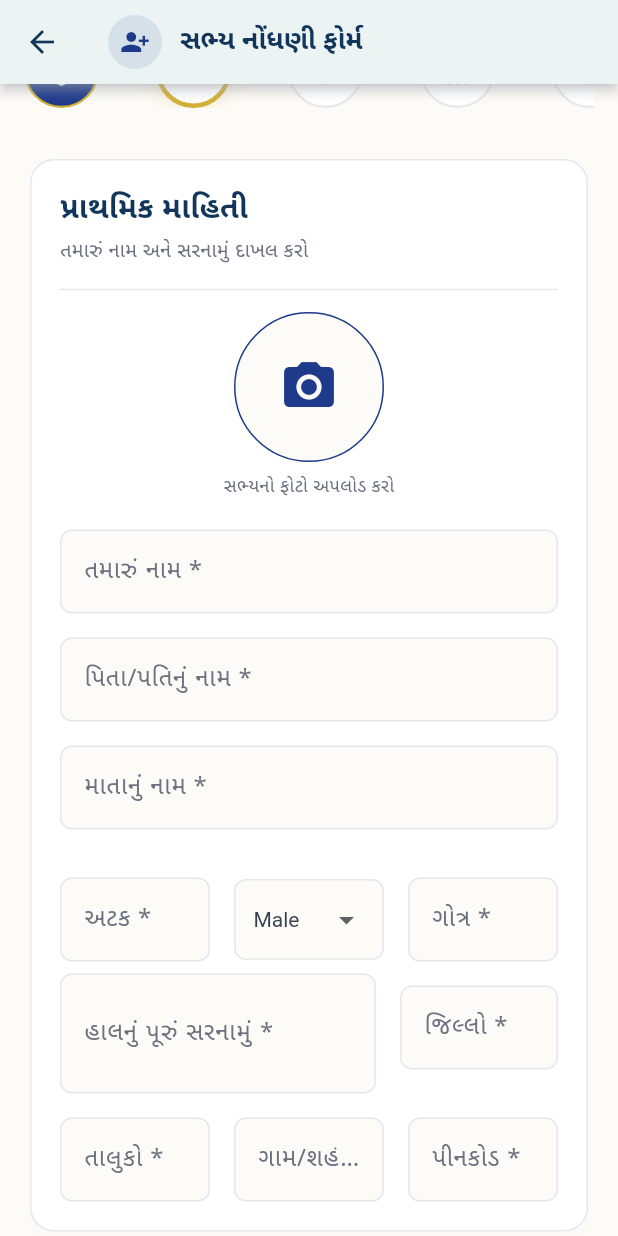
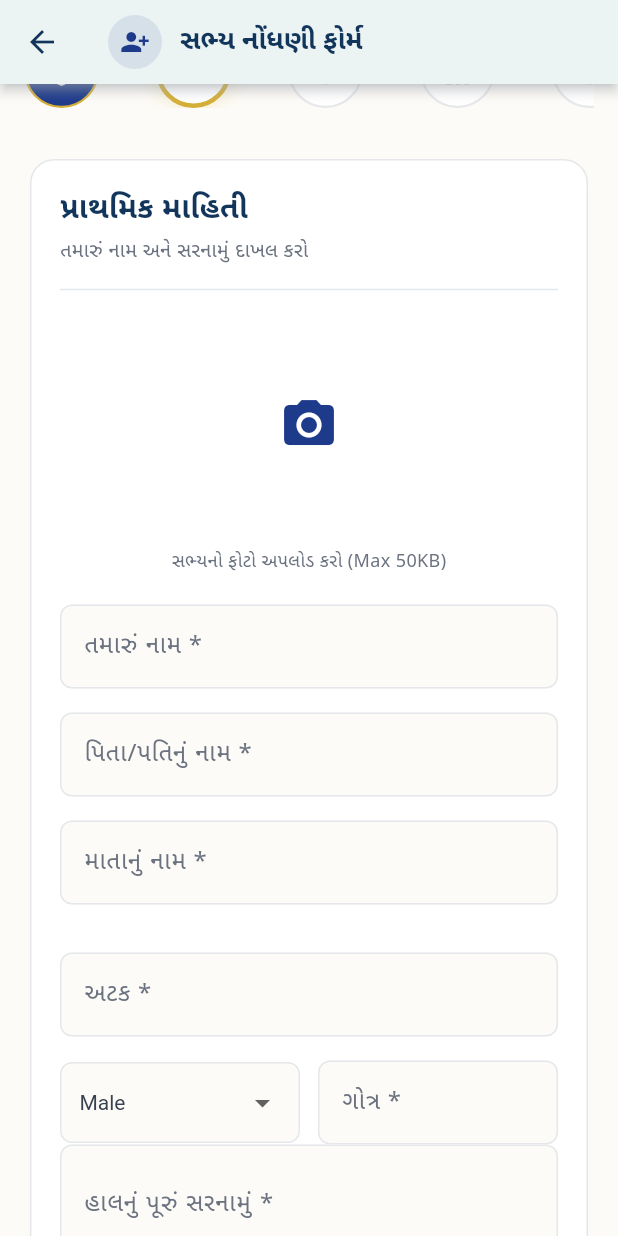
Before and after one commit to Parth-Dattani/RajyaPurohit, a Flutter app: the RegistrationStepperScreen screen opened by its route, scrolled down 54 dp, after a tap on "આગળ વધો", on a phone screen of 412 x 824 dp. Run offline on Flutter 3.47's test engine with Material 3 defaults, Android fonts, the phone set to English and light mode, and no system bars; our stand-ins replace get, google_fonts, image_picker, pdf, printing, shared_preferences; missing offline and left inert: dart:html, dart:js, dart:ui_web, sendotp_flutter_sdk, universal_html; accounts and stored records are empty.

Commit message:
--imaeeg_stoere

```diff
--- a/lib/screen/membership/registration_stepper_screen.dart
+++ b/lib/screen/membership/registration_stepper_screen.dart
@@ -1,5 +1,6 @@
 import 'dart:io';
 
+import 'package:flutter/foundation.dart';
 import 'package:flutter/material.dart';
 import 'package:get/get.dart';
 import 'package:image_picker/image_picker.dart';
@@ -313,7 +314,9 @@ class RegistrationStepperScreen extends GetView<RegistrationController> {
             controller.isOtpSent.value = true; // ફિલ્ડ બતાવવા માટે
     } else {
       // ➔ ૨. OTP વેરીફાય કરવા માટે
-      await controller.handleVerifyOtp(controller.currentReqId.value, controller.otpController.text.trim());
+      await controller.handleVerifyOtp(
+          controller.currentReqId.value,
+          controller.otpController.text.trim());
     }
             // if (controller.isOldUser.value) {
             //   controller.directLoginFromStepper();
@@ -345,6 +348,7 @@ class RegistrationStepperScreen extends GetView<RegistrationController> {
   // 🔹 Step 2: Primary Info
   // ==========================================
   Widget _buildPrimaryInfoStep(BuildContext context) {
+    final isMobile = MediaQuery.of(context).size.width <= 900;
     return Column(
       crossAxisAlignment: CrossAxisAlignment.start,
       children: [
@@ -359,39 +363,25 @@ class RegistrationStepperScreen extends GetView<RegistrationController> {
             children: [
               InkWell(
                 onTap: () {
-                  // નીચેની મેથડથી ડાયલોગ ખુલશે
-                  Get.defaultDialog(
-                    title: "ફોટો પસંદ કરો",
-                    content: Column(
-                      children: [
-                        ListTile(
-                          leading: const Icon(Icons.camera_alt),
-                          title: const Text("કેમેરા"),
-                          onTap: () {
-                            controller.pickImage(ImageSource.camera);
-                            Get.back();
-                          },
-                        ),
-                        ListTile(
-                          leading: const Icon(Icons.photo_library),
-                          title: const Text("ગેલેરી"),
-                          onTap: () {
-                            controller.pickImage(ImageSource.gallery);
-                            Get.back();
-                          },
-                        ),
-                      ],
-                    ),
-                  );
+                  // ➔ અહીંથી Get.defaultDialog કાઢી નાખ્યું,
+                  // અને સીધું ગેલેરી પીકર કોલ કર્યું
+                  controller.pickImage(ImageSource.gallery);
                 },
                 child: Obx(() => Container(
-                  width: 100, height: 100,
+                  width: 150, height: 150,
                   decoration: BoxDecoration(
-                    color: AppColors.background,
-                    shape: BoxShape.circle,
-                    border: Border.all(color: AppColors.primary),
+                    color: Colors.transparent,
+                    shape: BoxShape.rectangle,
+
+                    // તમારા કોડમાં આ બદલી નાખો:
                     image: controller.selectedImagePath.isNotEmpty
-                        ? DecorationImage(image: FileImage(File(controller.selectedImagePath.value)), fit: BoxFit.cover)
+                        ? DecorationImage(
+                      // જો Web હોય તો NetworkImage (blob url સાથે) વાપરો, બાકી FileImage
+                      image: kIsWeb
+                          ? NetworkImage(controller.selectedImagePath.value)
+                          : FileImage(File(controller.selectedImagePath.value)) as ImageProvider,
+                      fit: BoxFit.contain,
+                    )
                         : null,
                   ),
                   child: controller.selectedImagePath.isEmpty
@@ -400,7 +390,7 @@ class RegistrationStepperScreen extends GetView<RegistrationController> {
                 )),
               ),
               const SizedBox(height: 8),
-              const Text("સભ્યનો ફોટો અપલોડ કરો", style: TextStyle(fontSize: 12, color: AppColors.subtitle)),
+              const Text("સભ્યનો ફોટો અપલોડ કરો (Max 50KB)", style: TextStyle(fontSize: 12, color: AppColors.subtitle)),
             ],
           ),
         ),
@@ -414,42 +404,69 @@ class RegistrationStepperScreen extends GetView<RegistrationController> {
         const SizedBox(height: 16),
 
         // Row 2: ૩ સેટ
-        Row(
-          children: [
+        // Mobile: અટક full width, pachhi Gender+Gotra side by side
+        Builder(builder: (context) {
+          final isMobile = MediaQuery.of(context).size.width <= 900;
+          if (isMobile) {
+            return Column(
+              crossAxisAlignment: CrossAxisAlignment.start,
+              children: [
+                _buildTextField(label: "અટક *", controller: controller.surnameController),
+                const SizedBox(height: 16),
+                Row(children: [
+                  Expanded(child: _buildGenderDropdown()),
+                  const SizedBox(width: 12),
+                  Expanded(child: _buildTextField(label: "ગોત્ર *", controller: controller.gotraController)),
+                ]),
+              ],
+            );
+          }
+          return Row(children: [
             Expanded(child: _buildTextField(label: "અટક *", controller: controller.surnameController)),
             const SizedBox(width: 16),
-            Expanded(child: _buildGenderDropdown()), // મેથડ બનાવી લેવી
+            Expanded(child: _buildGenderDropdown()),
             const SizedBox(width: 16),
             Expanded(child: _buildTextField(label: "ગોત્ર *", controller: controller.gotraController)),
-          ],
-        ),
+          ]);
+        }),
 
 
 
         // સરનામું: અહીં Expanded વાપરવું ફરજિયાત છે
-        Row(
-          children: [
-            Expanded(
-              flex: 2, // સરનામું થોડું મોટું રાખવા માટે
-              child: Padding(
-                padding: const EdgeInsets.only(top: 8.0),
-                child: _buildTextField(label: "હાલનું પૂરું સરનામું *", controller: controller.currentAddressController, maxLines: 2),
-              ),
-            ),
-            const SizedBox(width: 16),
-            Expanded(
-              flex: 1,
-              child: _buildTextField(label: "જિલ્લો *", controller: controller.currentDistrictController),
-            ),
-          ],
-        ),
+        // ૩. સરનામું અને જિલ્લો
+        isMobile
+            ? Column(children: [
+          _buildTextField(label: "હાલનું પૂરું સરનામું *", controller: controller.currentAddressController, maxLines: 2),
+          const SizedBox(height: 16),
+          Row(children: [
+            Expanded(child: _buildTextField(label: "જિલ્લો *", controller: controller.currentDistrictController)),
+            const SizedBox(width: 12),
+            Expanded(child: _buildTextField(label: "તાલુકો *", controller: controller.currentTalukaController)),
+          ]),
+        ])
+            : Row(children: [
+          Expanded(flex: 2, child: _buildTextField(label: "હાલનું પૂરું સરનામું *", controller: controller.currentAddressController, maxLines: 2)),
+          const SizedBox(width: 16),
+          Expanded(flex: 1, child: _buildTextField(label: "જિલ્લો *", controller: controller.currentDistrictController)),
+
+          Visibility(
+              visible: isMobile,
+              child: const SizedBox(width: 16)),
+          Visibility(
+              visible: isMobile,
+              child: Expanded(flex: 1, child: _buildTextField(label: "તાલુકો *", controller: controller.currentTalukaController))),
+        ]),
         const SizedBox(height: 16),
 
         // Row 3: ૩ સેટ
         Row(
           children: [
-            Expanded(child: _buildTextField(label: "તાલુકો *", controller: controller.currentTalukaController)),
-            const SizedBox(width: 16),
+            Visibility(
+                visible: !isMobile,
+                child: Expanded(child: _buildTextField(label: "તાલુકો *", controller: controller.currentTalukaController))),
+            Visibility(
+                visible: !isMobile,
+                child: const SizedBox(width: 16)),
             Expanded(child: _buildTextField(label: "ગામ/શહેર *", controller: controller.currentCityVillageController)),
             const SizedBox(width: 16),
             Expanded(child: _buildTextField(label: "પીનકોડ *", controller: controller.pincodeController)),
@@ -660,13 +677,11 @@ class RegistrationStepperScreen extends GetView<RegistrationController> {
         }),
 
         // નાનાનું નામ અને મોસાળ ગામ
-        Row(
-          children: [
-            Expanded(child: _buildTextField(label: "નાનાનું પૂરું નામ", controller: controller.maternalSurnameController)),
-            const SizedBox(width: 16),
-            Expanded(child: _buildTextField(label: "મોસાળનું ગામ", controller: controller.maternalVillageController)),
-          ],
-        ),
+
+        _buildResponsiveRow([
+    _buildTextField(label: "નાનાનું પૂરું નામ", controller: controller.maternalSurnameController),
+          _buildTextField(label: "મોસાળનું ગામ", controller: controller.maternalVillageController)
+        ], context),
       ],
     );
   }
```
Also changed, not shown: lib/controllers/dashboard_controller.dart (+33 -1 lines), lib/controllers/registration_controller.dart (+63 -48 lines), lib/screen/dashboard_screen.dart (+13 -11 lines).
